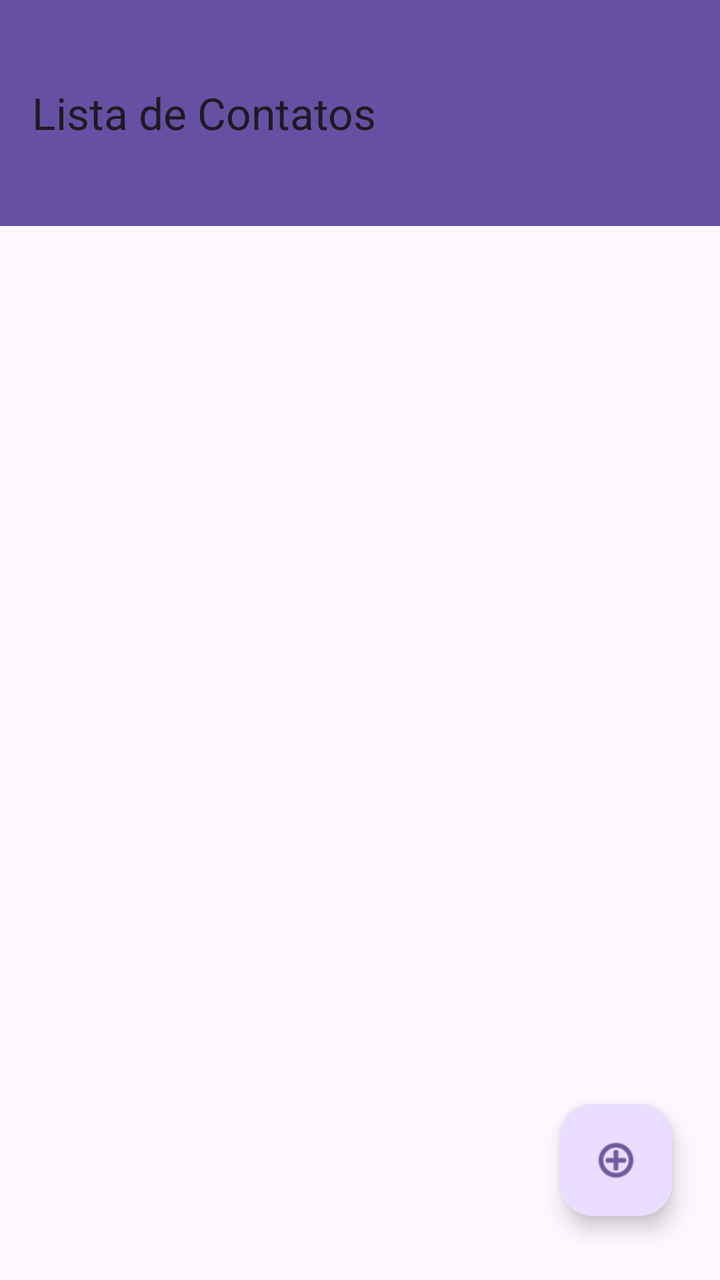
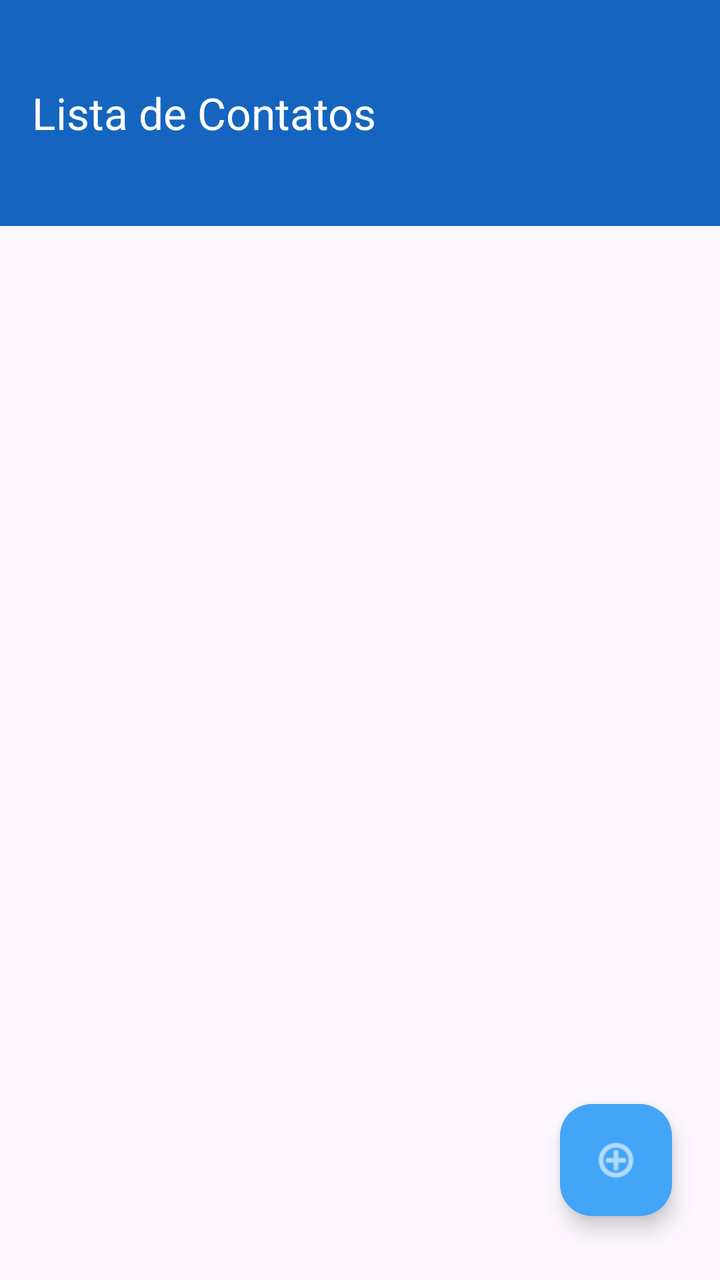

Before-and-after screenshots of an Android layout around one commit, followed by the original layout XML and the change that was made.
<!-- AndroidManifest.xml: application theme Theme.Agenda -->
<!-- res/layout/activity_main.xml -->
<?xml version="1.0" encoding="utf-8"?>
<androidx.constraintlayout.widget.ConstraintLayout xmlns:android="http://schemas.android.com/apk/res/android"
    xmlns:app="http://schemas.android.com/apk/res-auto"
    xmlns:tools="http://schemas.android.com/tools"
    android:id="@+id/main"
    android:layout_width="match_parent"
    android:layout_height="match_parent"
    tools:context=".MainActivity">

    <LinearLayout
        android:id="@+id/linearLayout"
        android:layout_width="match_parent"
        android:layout_height="match_parent"
        android:orientation="vertical">

        <androidx.appcompat.widget.Toolbar
            android:id="@+id/toolbar"
            android:layout_width="match_parent"
            android:layout_height="113dp"
            android:background="?attr/colorPrimary"
            android:minHeight="?attr/actionBarSize"
            android:theme="?attr/actionBarTheme"
            app:title="Lista de Contatos" />

        <ListView
            android:id="@+id/listView"
            android:layout_width="match_parent"
            android:layout_height="match_parent" />
    </LinearLayout>

    <com.google.android.material.floatingactionbutton.FloatingActionButton
        android:id="@+id/fabAdicionar"
        android:layout_width="wrap_content"
        android:layout_height="wrap_content"
        android:layout_marginEnd="24dp"
        android:layout_marginBottom="32dp"
        android:clickable="true"
        app:layout_constraintBottom_toBottomOf="@+id/linearLayout"
        app:layout_constraintEnd_toEndOf="parent"
        app:srcCompat="@android:drawable/ic_menu_add" />

</androidx.constraintlayout.widget.ConstraintLayout>
<!-- resources referenced by this layout -->
<resources>
  <style name="Theme.Agenda" parent="Base.Theme.Agenda" />
  <style name="Base.Theme.Agenda" parent="Theme.Material3.DayNight.NoActionBar">
          
          
      </style>
</resources>

<!-- the commit's change to res/layout/activity_main.xml (unified diff, before → after) -->
@@ -20,7 +20,8 @@
             android:background="?attr/colorPrimary"
             android:minHeight="?attr/actionBarSize"
             android:theme="?attr/actionBarTheme"
-            app:title="Lista de Contatos" />
+            app:title="Lista de Contatos"
+            app:titleTextColor="@color/white" />
 
         <ListView
             android:id="@+id/listView"
@@ -35,6 +36,8 @@
         android:layout_marginEnd="24dp"
         android:layout_marginBottom="32dp"
         android:clickable="true"
+        app:backgroundTint="@color/azul_claro"
+        app:tint="@color/white"
         app:layout_constraintBottom_toBottomOf="@+id/linearLayout"
         app:layout_constraintEnd_toEndOf="parent"
         app:srcCompat="@android:drawable/ic_menu_add" />
<!-- resource entries referenced after the edit -->
@@ -1,9 +1,13 @@
 <!-- resources referenced by this layout -->
 <resources>
+  <color name="azul_claro">#42A5F5</color>
+  <color name="white">#FFFFFFFF</color>
   <style name="Theme.Agenda" parent="Base.Theme.Agenda" />
   <style name="Base.Theme.Agenda" parent="Theme.Material3.DayNight.NoActionBar">
           
-          
+          <item name="colorPrimary">@color/azul</item>
+          <item name="colorOnPrimary">@color/white</item>
       </style>
+  <color name="azul">#1565C0</color>
 </resources>
 
